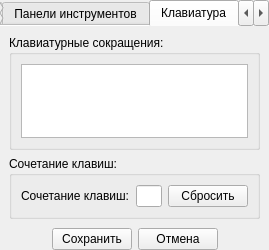
The window that src/plugins/mainwindow/mainwindowoptions.ui (rdnvndr/raindrop) describes before a commit, drawn with Qt 5.
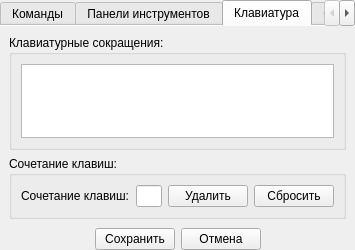
The same window after the commit. The open tabs and pages were chosen to show the change. Custom widgets are drawn as their Qt base class.

```diff
--- a/src/plugins/mainwindow/mainwindowoptions.ui
+++ b/src/plugins/mainwindow/mainwindowoptions.ui
@@ -6,7 +6,7 @@
    <rect>
     <x>0</x>
     <y>0</y>
-    <width>258</width>
+    <width>341</width>
     <height>232</height>
    </rect>
   </property>
@@ -201,7 +201,14 @@
            <widget class="HotKeyLineEdit" name="lineEditHotKey"/>
           </item>
           <item>
-           <widget class="QPushButton" name="pushButtonClear">
+           <widget class="QPushButton" name="pushButtonKeyDelete">
+            <property name="text">
+             <string>Удалить</string>
+            </property>
+           </widget>
+          </item>
+          <item>
+           <widget class="QPushButton" name="pushButtonKeyClear">
             <property name="text">
              <string>Сбросить</string>
             </property>
```
